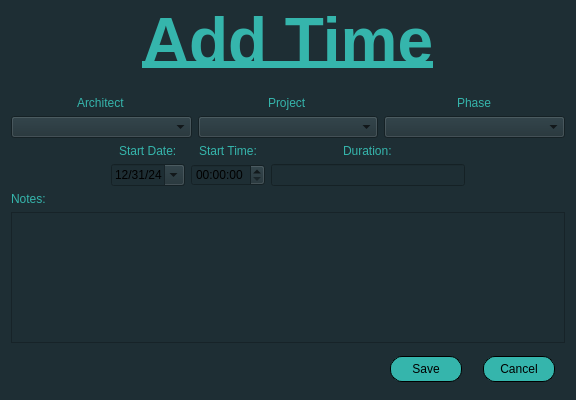
Above: src/ui/AddTimeEntry.ui from CanMatthewCode/ArchitectsLog before the change. Below: the same form after it.
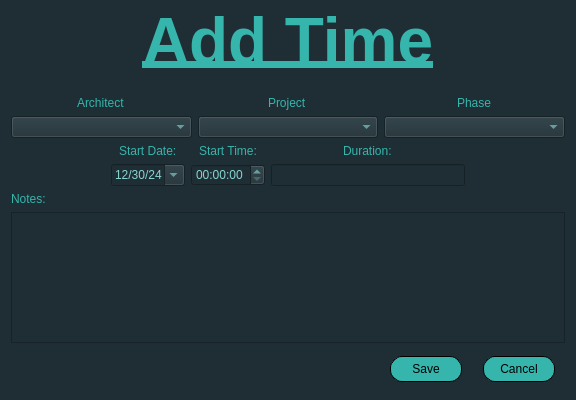
That is the form after the change.

Commit message: modify all text color in program to be dark/light mode agnostic

What changed in the file:
```diff
--- a/src/ui/AddTimeEntry.ui
+++ b/src/ui/AddTimeEntry.ui
@@ -16,6 +16,24 @@
   <property name="styleSheet">
    <string notr="true">QWidget{
 	background-color: #1E2E34;
+}
+QComboBox{
+	color: #89D5D2;
+}
+QComboBox QAbstractItemView{
+	color: #89D5D2;
+}
+QLineEdit{
+	color: #89D5D2;
+}
+QDateEdit{
+	color: #89D5D2;
+}
+QTimeEdit{
+	color: #89D5D2;
+}
+QTextEdit{
+	color: #89D5D2;
 }</string>
   </property>
   <layout class="QVBoxLayout" name="verticalLayout_6">
@@ -180,7 +198,7 @@
           <date>
            <year>2024</year>
            <month>12</month>
-           <day>31</day>
+           <day>30</day>
           </date>
          </property>
          <property name="currentSection">
```
The commit also changes 23 other files.
